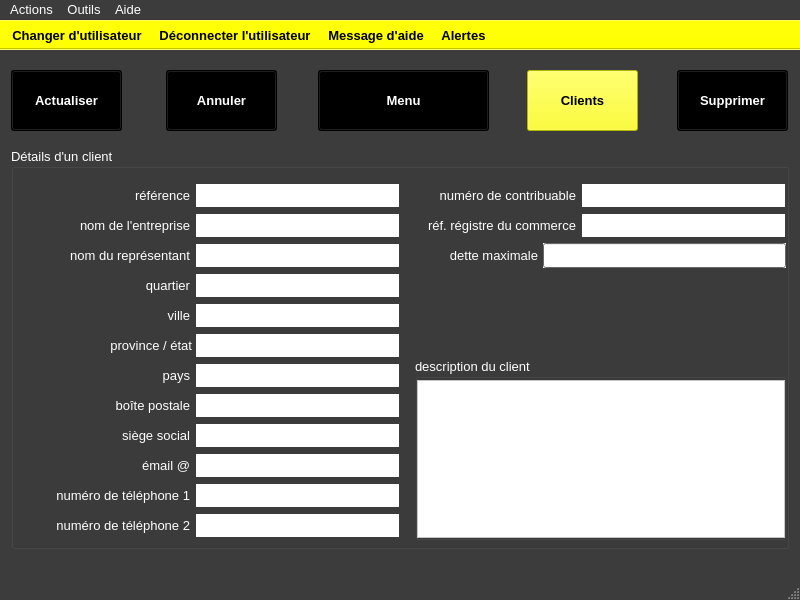
Qt form ui/yeroth-erp-modifier-compte-client-window.ui (xnoumbissinoundou/yeroth-erp-3.0) before a commit.
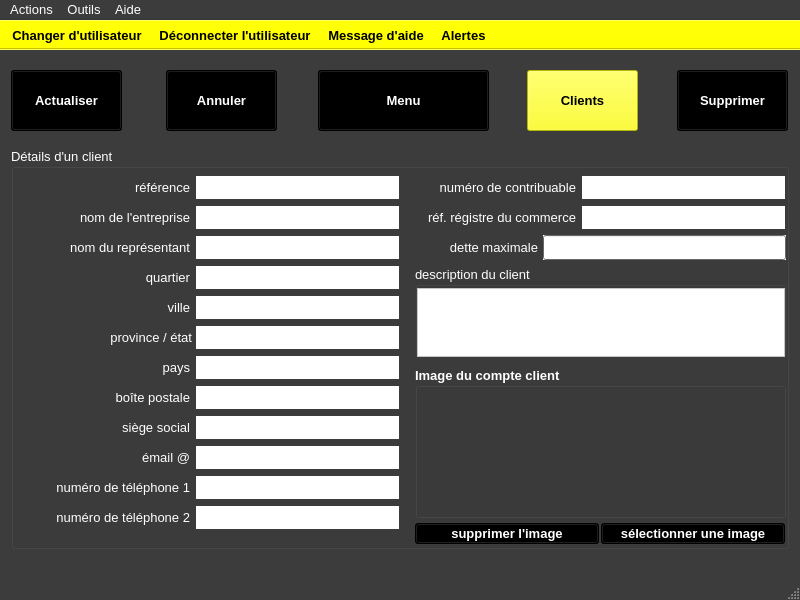
The same form after that commit. Icons and pictures are not drawn. Custom widgets are drawn as their Qt base class.

Diff of the .ui file:
```diff
--- a/ui/yeroth-erp-modifier-compte-client-window.ui
+++ b/ui/yeroth-erp-modifier-compte-client-window.ui
@@ -2612,7 +2612,7 @@
      <property name="geometry">
       <rect>
        <x>184</x>
-       <y>65</y>
+       <y>57</y>
        <width>205</width>
        <height>25</height>
       </rect>
@@ -3048,7 +3048,7 @@
      <property name="geometry">
       <rect>
        <x>8</x>
-       <y>67</y>
+       <y>59</y>
        <width>171</width>
        <height>21</height>
       </rect>
@@ -3072,7 +3072,7 @@
      <property name="geometry">
       <rect>
        <x>8</x>
-       <y>97</y>
+       <y>89</y>
        <width>171</width>
        <height>21</height>
       </rect>
@@ -3096,7 +3096,7 @@
      <property name="geometry">
       <rect>
        <x>184</x>
-       <y>95</y>
+       <y>87</y>
        <width>205</width>
        <height>25</height>
       </rect>
@@ -3532,7 +3532,7 @@
      <property name="geometry">
       <rect>
        <x>8</x>
-       <y>127</y>
+       <y>119</y>
        <width>171</width>
        <height>21</height>
       </rect>
@@ -3556,7 +3556,7 @@
      <property name="geometry">
       <rect>
        <x>58</x>
-       <y>217</y>
+       <y>209</y>
        <width>121</width>
        <height>21</height>
       </rect>
@@ -3580,7 +3580,7 @@
      <property name="geometry">
       <rect>
        <x>184</x>
-       <y>215</y>
+       <y>207</y>
        <width>205</width>
        <height>25</height>
       </rect>
@@ -4019,7 +4019,7 @@
      <property name="geometry">
       <rect>
        <x>8</x>
-       <y>157</y>
+       <y>149</y>
        <width>171</width>
        <height>21</height>
       </rect>
@@ -4043,7 +4043,7 @@
      <property name="geometry">
       <rect>
        <x>8</x>
-       <y>307</y>
+       <y>299</y>
        <width>171</width>
        <height>21</height>
       </rect>
@@ -4067,7 +4067,7 @@
      <property name="geometry">
       <rect>
        <x>8</x>
-       <y>367</y>
+       <y>359</y>
        <width>171</width>
        <height>21</height>
       </rect>
@@ -4088,7 +4088,7 @@
      <property name="geometry">
       <rect>
        <x>184</x>
-       <y>305</y>
+       <y>297</y>
        <width>205</width>
        <height>25</height>
       </rect>
@@ -4527,7 +4527,7 @@
      <property name="geometry">
       <rect>
        <x>60</x>
-       <y>187</y>
+       <y>179</y>
        <width>121</width>
        <height>21</height>
       </rect>
@@ -4551,7 +4551,7 @@
      <property name="geometry">
       <rect>
        <x>184</x>
-       <y>185</y>
+       <y>177</y>
        <width>205</width>
        <height>25</height>
       </rect>
@@ -4990,7 +4990,7 @@
      <property name="geometry">
       <rect>
        <x>184</x>
-       <y>245</y>
+       <y>237</y>
        <width>205</width>
        <height>25</height>
       </rect>
@@ -5431,7 +5431,7 @@
      <property name="geometry">
       <rect>
        <x>184</x>
-       <y>125</y>
+       <y>117</y>
        <width>205</width>
        <height>25</height>
       </rect>
@@ -5867,7 +5867,7 @@
      <property name="geometry">
       <rect>
        <x>184</x>
-       <y>155</y>
+       <y>147</y>
        <width>205</width>
        <height>25</height>
       </rect>
@@ -6306,7 +6306,7 @@
      <property name="geometry">
       <rect>
        <x>184</x>
-       <y>365</y>
+       <y>357</y>
        <width>205</width>
        <height>25</height>
       </rect>
@@ -6742,7 +6742,7 @@
      <property name="geometry">
       <rect>
        <x>8</x>
-       <y>337</y>
+       <y>329</y>
        <width>171</width>
        <height>21</height>
       </rect>
@@ -6765,7 +6765,7 @@
      <property name="geometry">
       <rect>
        <x>184</x>
-       <y>275</y>
+       <y>267</y>
        <width>205</width>
        <height>25</height>
       </rect>
@@ -7207,7 +7207,7 @@
      <property name="geometry">
       <rect>
        <x>8</x>
-       <y>277</y>
+       <y>269</y>
        <width>171</width>
        <height>21</height>
       </rect>
@@ -7231,7 +7231,7 @@
      <property name="geometry">
       <rect>
        <x>8</x>
-       <y>247</y>
+       <y>239</y>
        <width>171</width>
        <height>21</height>
       </rect>
@@ -7255,7 +7255,7 @@
      <property name="geometry">
       <rect>
        <x>570</x>
-       <y>35</y>
+       <y>27</y>
        <width>205</width>
        <height>25</height>
       </rect>
@@ -7691,7 +7691,7 @@
      <property name="geometry">
       <rect>
        <x>394</x>
-       <y>37</y>
+       <y>29</y>
        <width>171</width>
        <height>21</height>
       </rect>
@@ -7714,7 +7714,7 @@
      <property name="geometry">
       <rect>
        <x>414</x>
-       <y>97</y>
+       <y>89</y>
        <width>113</width>
        <height>21</height>
       </rect>
@@ -7740,7 +7740,7 @@
      <property name="geometry">
       <rect>
        <x>184</x>
-       <y>335</y>
+       <y>327</y>
        <width>205</width>
        <height>25</height>
       </rect>
@@ -8176,9 +8176,9 @@
      <property name="geometry">
       <rect>
        <x>404</x>
-       <y>210</y>
+       <y>118</y>
        <width>371</width>
-       <height>182</height>
+       <height>91</height>
       </rect>
      </property>
      <property name="font">
@@ -8197,7 +8197,7 @@
         <x>2</x>
         <y>22</y>
         <width>368</width>
-        <height>158</height>
+        <height>69</height>
        </rect>
       </property>
       <property name="palette">
@@ -8632,7 +8632,7 @@
      <property name="geometry">
       <rect>
        <x>8</x>
-       <y>37</y>
+       <y>29</y>
        <width>171</width>
        <height>21</height>
       </rect>
@@ -8656,7 +8656,7 @@
      <property name="geometry">
       <rect>
        <x>184</x>
-       <y>35</y>
+       <y>27</y>
        <width>205</width>
        <height>25</height>
       </rect>
@@ -9095,7 +9095,7 @@
      <property name="geometry">
       <rect>
        <x>570</x>
-       <y>65</y>
+       <y>57</y>
        <width>205</width>
        <height>25</height>
       </rect>
@@ -9582,7 +9582,7 @@
      <property name="geometry">
       <rect>
        <x>394</x>
-       <y>67</y>
+       <y>59</y>
        <width>171</width>
        <height>21</height>
       </rect>
@@ -9608,7 +9608,7 @@
      <property name="geometry">
       <rect>
        <x>532</x>
-       <y>95</y>
+       <y>87</y>
        <width>243</width>
        <height>25</height>
       </rect>
@@ -10039,6 +10039,918 @@
       <bool>true</bool>
      </property>
     </widget>
+    <widget class="QGroupBox" name="groupBox_2">
+     <property name="geometry">
+      <rect>
+       <x>404</x>
+       <y>219</y>
+       <width>371</width>
+       <height>151</height>
+      </rect>
+     </property>
+     <property name="font">
+      <font>
+       <pointsize>10</pointsize>
+       <weight>75</weight>
+       <bold>true</bold>
+      </font>
+     </property>
+     <property name="title">
+      <string>Image du compte client</string>
+     </property>
+     <widget class="QLabel" name="label_image_produit">
+      <property name="geometry">
+       <rect>
+        <x>7</x>
+        <y>26</y>
+        <width>358</width>
+        <height>119</height>
+       </rect>
+      </property>
+      <property name="text">
+       <string/>
+      </property>
+      <property name="alignment">
+       <set>Qt::AlignCenter</set>
+      </property>
+     </widget>
+    </widget>
+    <widget class="YerothPushButton" name="pushButton_selectionner_image">
+     <property name="geometry">
+      <rect>
+       <x>590</x>
+       <y>375</y>
+       <width>184</width>
+       <height>21</height>
+      </rect>
+     </property>
+     <property name="palette">
+      <palette>
+       <active>
+        <colorrole role="WindowText">
+         <brush brushstyle="SolidPattern">
+          <color alpha="255">
+           <red>255</red>
+           <green>255</green>
+           <blue>255</blue>
+          </color>
+         </brush>
+        </colorrole>
+        <colorrole role="Button">
+         <brush brushstyle="SolidPattern">
+          <color alpha="255">
+           <red>0</red>
+           <green>0</green>
+           <blue>0</blue>
+          </color>
+         </brush>
+        </colorrole>
+        <colorrole role="Light">
+         <brush brushstyle="SolidPattern">
+          <color alpha="255">
+           <red>0</red>
+           <green>0</green>
+           <blue>0</blue>
+          </color>
+         </brush>
+        </colorrole>
+        <colorrole role="Midlight">
+         <brush brushstyle="SolidPattern">
+          <color alpha="255">
+           <red>0</red>
+           <green>0</green>
+           <blue>0</blue>
+          </color>
+         </brush>
+        </colorrole>
+        <colorrole role="Dark">
+         <brush brushstyle="SolidPattern">
+          <color alpha="255">
+           <red>0</red>
+           <green>0</green>
+           <blue>0</blue>
+          </color>
+         </brush>
+        </colorrole>
+        <colorrole role="Mid">
+         <brush brushstyle="SolidPattern">
+          <color alpha="255">
+           <red>0</red>
+           <green>0</green>
+           <blue>0</blue>
+          </color>
+         </brush>
+        </colorrole>
+        <colorrole role="Text">
+         <brush brushstyle="SolidPattern">
+          <color alpha="255">
+           <red>255</red>
+           <green>255</green>
+           <blue>255</blue>
+          </color>
+         </brush>
+        </colorrole>
+        <colorrole role="BrightText">
+         <brush brushstyle="SolidPattern">
+          <color alpha="255">
+           <red>255</red>
+           <green>255</green>
+           <blue>255</blue>
+          </color>
+         </brush>
+        </colorrole>
+        <colorrole role="ButtonText">
+         <brush brushstyle="SolidPattern">
+          <color alpha="255">
+           <red>255</red>
+           <green>255</green>
+           <blue>255</blue>
+          </color>
+         </brush>
+        </colorrole>
+        <colorrole role="Base">
+         <brush brushstyle="SolidPattern">
+          <color alpha="255">
+           <red>0</red>
+           <green>0</green>
+           <blue>0</blue>
+          </color>
+         </brush>
+        </colorrole>
+        <colorrole role="Window">
+         <brush brushstyle="SolidPattern">
+          <color alpha="255">
+           <red>0</red>
+           <green>0</green>
+           <blue>0</blue>
+          </color>
+         </brush>
+        </colorrole>
+        <colorrole role="Shadow">
+         <brush brushstyle="SolidPattern">
+          <color alpha="255">
+           <red>0</red>
+           <green>0</green>
+           <blue>0</blue>
+          </color>
+         </brush>
+        </colorrole>
+        <colorrole role="AlternateBase">
+         <brush brushstyle="SolidPattern">
+          <color alpha="255">
+           <red>0</red>
+           <green>0</green>
+           <blue>0</blue>
+          </color>
+         </brush>
+        </colorrole>
+        <colorrole role="ToolTipBase">
+         <brush brushstyle="SolidPattern">
+          <color alpha="255">
+           <red>255</red>
+           <green>255</green>
+           <blue>220</blue>
+          </color>
+         </brush>
+        </colorrole>
+        <colorrole role="ToolTipText">
+         <brush brushstyle="SolidPattern">
+          <color alpha="255">
+           <red>0</red>
+           <green>0</green>
+           <blue>0</blue>
+          </color>
+         </brush>
+        </colorrole>
+       </active>
+       <inactive>
+        <colorrole role="WindowText">
+         <brush brushstyle="SolidPattern">
+          <color alpha="255">
+           <red>255</red>
+           <green>255</green>
+           <blue>255</blue>
+          </color>
+         </brush>
+        </colorrole>
+        <colorrole role="Button">
+         <brush brushstyle="SolidPattern">
+          <color alpha="255">
+           <red>0</red>
+           <green>0</green>
+           <blue>0</blue>
+          </color>
+         </brush>
+        </colorrole>
+        <colorrole role="Light">
+         <brush brushstyle="SolidPattern">
+          <color alpha="255">
+           <red>0</red>
+           <green>0</green>
+           <blue>0</blue>
+          </color>
+         </brush>
+        </colorrole>
+        <colorrole role="Midlight">
+         <brush brushstyle="SolidPattern">
+          <color alpha="255">
+           <red>0</red>
+           <green>0</green>
+           <blue>0</blue>
+          </color>
+         </brush>
+        </colorrole>
+        <colorrole role="Dark">
+         <brush brushstyle="SolidPattern">
+          <color alpha="255">
+           <red>0</red>
+           <green>0</green>
+           <blue>0</blue>
+          </color>
+         </brush>
+        </colorrole>
+        <colorrole role="Mid">
+         <brush brushstyle="SolidPattern">
+          <color alpha="255">
+           <red>0</red>
+           <green>0</green>
+           <blue>0</blue>
+          </color>
+         </brush>
+        </colorrole>
+        <colorrole role="Text">
+         <brush brushstyle="SolidPattern">
+          <color alpha="255">
+           <red>255</red>
+           <green>255</green>
+           <blue>255</blue>
+          </color>
+         </brush>
+        </colorrole>
+        <colorrole role="BrightText">
+         <brush brushstyle="SolidPattern">
+          <color alpha="255">
+           <red>255</red>
+           <green>255</green>
+           <blue>255</blue>
+          </color>
+         </brush>
+        </colorrole>
+        <colorrole role="ButtonText">
+         <brush brushstyle="SolidPattern">
+          <color alpha="255">
+           <red>255</red>
+           <green>255</green>
+           <blue>255</blue>
+          </color>
+         </brush>
+        </colorrole>
+        <colorrole role="Base">
+         <brush brushstyle="SolidPattern">
+          <color alpha="255">
+           <red>0</red>
+           <green>0</green>
+           <blue>0</blue>
+          </color>
+         </brush>
+        </colorrole>
+        <colorrole role="Window">
+         <brush brushstyle="SolidPattern">
+          <color alpha="255">
+           <red>0</red>
+           <green>0</green>
+           <blue>0</blue>
+          </color>
+         </brush>
+        </colorrole>
+        <colorrole role="Shadow">
+         <brush brushstyle="SolidPattern">
+          <color alpha="255">
+           <red>0</red>
+           <green>0</green>
+           <blue>0</blue>
+          </color>
+         </brush>
+        </colorrole>
+        <colorrole role="AlternateBase">
+         <brush brushstyle="SolidPattern">
+          <color alpha="255">
+           <red>0</red>
+           <green>0</green>
+           <blue>0</blue>
+          </color>
+         </brush>
+        </colorrole>
+        <colorrole role="ToolTipBase">
+         <brush brushstyle="SolidPattern">
+          <color alpha="255">
+           <red>255</red>
+           <green>255</green>
+           <blue>220</blue>
+          </color>
+         </brush>
+        </colorrole>
+        <colorrole role="ToolTipText">
+         <brush brushstyle="SolidPattern">
+          <color alpha="255">
+           <red>0</red>
+           <green>0</green>
+           <blue>0</blue>
+          </color>
+         </brush>
+        </colorrole>
+       </inactive>
+       <disabled>
+        <colorrole role="WindowText">
+         <brush brushstyle="SolidPattern">
+          <color alpha="255">
+           <red>0</red>
+           <green>0</green>
+           <blue>0</blue>
+          </color>
+         </brush>
+        </colorrole>
+        <colorrole role="Button">
+         <brush brushstyle="SolidPattern">
+          <color alpha="255">
+           <red>0</red>
+           <green>0</green>
+           <blue>0</blue>
+          </color>
+         </brush>
+        </colorrole>
+        <colorrole role="Light">
+         <brush brushstyle="SolidPattern">
+          <color alpha="255">
+           <red>0</red>
+           <green>0</green>
+           <blue>0</blue>
+          </color>
+         </brush>
+        </colorrole>
+        <colorrole role="Midlight">
+         <brush brushstyle="SolidPattern">
+          <color alpha="255">
+           <red>0</red>
+           <green>0</green>
+           <blue>0</blue>
+          </color>
+         </brush>
+        </colorrole>
+        <colorrole role="Dark">
+         <brush brushstyle="SolidPattern">
+          <color alpha="255">
+           <red>0</red>
+           <green>0</green>
+           <blue>0</blue>
+          </color>
+         </brush>
+        </colorrole>
+        <colorrole role="Mid">
+         <brush brushstyle="SolidPattern">
+          <color alpha="255">
+           <red>0</red>
+           <green>0</green>
+           <blue>0</blue>
+          </color>
+         </brush>
+        </colorrole>
+        <colorrole role="Text">
+         <brush brushstyle="SolidPattern">
+          <color alpha="255">
+           <red>0</red>
+           <green>0</green>
+           <blue>0</blue>
+          </color>
+         </brush>
+        </colorrole>
+        <colorrole role="BrightText">
+         <brush brushstyle="SolidPattern">
+          <color alpha="255">
+           <red>255</red>
+           <green>255</green>
+           <blue>255</blue>
+          </color>
+         </brush>
+        </colorrole>
+        <colorrole role="ButtonText">
+         <brush brushstyle="SolidPattern">
+          <color alpha="255">
+           <red>0</red>
+           <green>0</green>
+           <blue>0</blue>
+          </color>
+         </brush>
+        </colorrole>
+        <colorrole role="Base">
+         <brush brushstyle="SolidPattern">
+          <color alpha="255">
+           <red>0</red>
+           <green>0</green>
+           <blue>0</blue>
+          </color>
+         </brush>
+        </colorrole>
+        <colorrole role="Window">
+         <brush brushstyle="SolidPattern">
+          <color alpha="255">
+           <red>0</red>
+           <green>0</green>
+           <blue>0</blue>
+          </color>
+         </brush>
+        </colorrole>
+        <colorrole role="Shadow">
+         <brush brushstyle="SolidPattern">
+          <color alpha="255">
+           <red>0</red>
+           <green>0</green>
+           <blue>0</blue>
+          </color>
+         </brush>
+        </colorrole>
+        <colorrole role="AlternateBase">
+         <brush brushstyle="SolidPattern">
+          <color alpha="255">
+           <red>0</red>
+           <green>0</green>
+           <blue>0</blue>
+          </color>
+         </brush>
+        </colorrole>
+        <colorrole role="ToolTipBase">
+         <brush brushstyle="SolidPattern">
+          <color alpha="255">
+           <red>255</red>
+           <green>255</green>
+           <blue>220</blue>
+          </color>
+         </brush>
+        </colorrole>
+        <colorrole role="ToolTipText">
+         <brush brushstyle="SolidPattern">
+          <color alpha="255">
+           <red>0</red>
+           <green>0</green>
+           <blue>0</blue>
+          </color>
+         </brush>
+        </colorrole>
+       </disabled>
+      </palette>
+     </property>
+     <property name="font">
+      <font>
+       <pointsize>10</pointsize>
+       <weight>75</weight>
+       <bold>true</bold>
+      </font>
+     </property>
+     <property name="toolTip">
+      <string>Poursuivre avec la vente</string>
+     </property>
+     <property name="text">
+      <string>sélectionner une image</string>
+     </property>
+    </widget>
+    <widget class="YerothPushButton" name="pushButton_supprimer_limage_du_stock">
+     <property name="geometry">
+      <rect>
+       <x>404</x>
+       <y>375</y>
+       <width>184</width>
+       <height>21</height>
+      </rect>
+     </property>
+     <property name="palette">
+      <palette>
+       <active>
+        <colorrole role="WindowText">
+         <brush brushstyle="SolidPattern">
+          <color alpha="255">
+           <red>255</red>
+           <green>255</green>
+           <blue>255</blue>
+          </color>
+         </brush>
+        </colorrole>
+        <colorrole role="Button">
+         <brush brushstyle="SolidPattern">
+          <color alpha="255">
+           <red>0</red>
+           <green>0</green>
+           <blue>0</blue>
+          </color>
+         </brush>
+        </colorrole>
+        <colorrole role="Light">
+         <brush brushstyle="SolidPattern">
+          <color alpha="255">
+           <red>0</red>
+           <green>0</green>
+           <blue>0</blue>
+          </color>
+         </brush>
+        </colorrole>
+        <colorrole role="Midlight">
+         <brush brushstyle="SolidPattern">
+          <color alpha="255">
+           <red>0</red>
+           <green>0</green>
+           <blue>0</blue>
+          </color>
+         </brush>
+        </colorrole>
+        <colorrole role="Dark">
+         <brush brushstyle="SolidPattern">
+          <color alpha="255">
+           <red>0</red>
+           <green>0</green>
+           <blue>0</blue>
+          </color>
+         </brush>
+        </colorrole>
+        <colorrole role="Mid">
+         <brush brushstyle="SolidPattern">
+          <color alpha="255">
+           <red>0</red>
+           <green>0</green>
+           <blue>0</blue>
+          </color>
+         </brush>
+        </colorrole>
+        <colorrole role="Text">
+         <brush brushstyle="SolidPattern">
+          <color alpha="255">
+           <red>255</red>
+           <green>255</green>
+           <blue>255</blue>
+          </color>
+         </brush>
+        </colorrole>
+        <colorrole role="BrightText">
+         <brush brushstyle="SolidPattern">
+          <color alpha="255">
+           <red>255</red>
+           <green>255</green>
+           <blue>255</blue>
+          </color>
+         </brush>
+        </colorrole>
+        <colorrole role="ButtonText">
+         <brush brushstyle="SolidPattern">
+          <color alpha="255">
+           <red>255</red>
+           <green>255</green>
+           <blue>255</blue>
+          </color>
+         </brush>
+        </colorrole>
+        <colorrole role="Base">
+         <brush brushstyle="SolidPattern">
+          <color alpha="255">
+           <red>0</red>
+           <green>0</green>
+           <blue>0</blue>
+          </color>
+         </brush>
+        </colorrole>
+        <colorrole role="Window">
+         <brush brushstyle="SolidPattern">
+          <color alpha="255">
+           <red>0</red>
+           <green>0</green>
+           <blue>0</blue>
+          </color>
+         </brush>
+        </colorrole>
+        <colorrole role="Shadow">
+         <brush brushstyle="SolidPattern">
+          <color alpha="255">
+           <red>0</red>
+           <green>0</green>
+           <blue>0</blue>
+          </color>
+         </brush>
+        </colorrole>
+        <colorrole role="AlternateBase">
+         <brush brushstyle="SolidPattern">
+          <color alpha="255">
+           <red>0</red>
+           <green>0</green>
+           <blue>0</blue>
+          </color>
+         </brush>
+        </colorrole>
+        <colorrole role="ToolTipBase">
+         <brush brushstyle="SolidPattern">
+          <color alpha="255">
+           <red>255</red>
+           <green>255</green>
+           <blue>220</blue>
+          </color>
+         </brush>
+        </colorrole>
+        <colorrole role="ToolTipText">
+         <brush brushstyle="SolidPattern">
+          <color alpha="255">
+           <red>0</red>
+           <green>0</green>
+           <blue>0</blue>
+          </color>
+         </brush>
+        </colorrole>
+       </active>
+       <inactive>
+        <colorrole role="WindowText">
+         <brush brushstyle="SolidPattern">
+          <color alpha="255">
+           <red>255</red>
+           <green>255</green>
+           <blue>255</blue>
+          </color>
+         </brush>
+        </colorrole>
+        <colorrole role="Button">
+         <brush brushstyle="SolidPattern">
+          <color alpha="255">
+           <red>0</red>
+           <green>0</green>
+           <blue>0</blue>
+          </color>
+         </brush>
+        </colorrole>
+        <colorrole role="Light">
+         <brush brushstyle="SolidPattern">
+          <color alpha="255">
+           <red>0</red>
+           <green>0</green>
+           <blue>0</blue>
+          </color>
+         </brush>
+        </colorrole>
+        <colorrole role="Midlight">
+         <brush brushstyle="SolidPattern">
+          <color alpha="255">
+           <red>0</red>
+           <green>0</green>
+           <blue>0</blue>
+          </color>
+         </brush>
+        </colorrole>
+        <colorrole role="Dark">
+         <brush brushstyle="SolidPattern">
+          <color alpha="255">
+           <red>0</red>
+           <green>0</green>
+           <blue>0</blue>
+          </color>
+         </brush>
+        </colorrole>
+        <colorrole role="Mid">
+         <brush brushstyle="SolidPattern">
+          <color alpha="255">
+           <red>0</red>
+           <green>0</green>
+           <blue>0</blue>
+          </color>
+         </brush>
+        </colorrole>
+        <colorrole role="Text">
+         <brush brushstyle="SolidPattern">
+          <color alpha="255">
+           <red>255</red>
+           <green>255</green>
+           <blue>255</blue>
+          </color>
+         </brush>
+        </colorrole>
+        <colorrole role="BrightText">
+         <brush brushstyle="SolidPattern">
+          <color alpha="255">
+           <red>255</red>
+           <green>255</green>
+           <blue>255</blue>
+          </color>
+         </brush>
+        </colorrole>
+        <colorrole role="ButtonText">
+         <brush brushstyle="SolidPattern">
+          <color alpha="255">
+           <red>255</red>
+           <green>255</green>
+           <blue>255</blue>
+          </color>
+         </brush>
+        </colorrole>
+        <colorrole role="Base">
+         <brush brushstyle="SolidPattern">
+          <color alpha="255">
+           <red>0</red>
+           <green>0</green>
+           <blue>0</blue>
+          </color>
+         </brush>
+        </colorrole>
+        <colorrole role="Window">
+         <brush brushstyle="SolidPattern">
+          <color alpha="255">
+           <red>0</red>
+           <green>0</green>
+           <blue>0</blue>
+          </color>
+         </brush>
+        </colorrole>
+        <colorrole role="Shadow">
+         <brush brushstyle="SolidPattern">
+          <color alpha="255">
+           <red>0</red>
+           <green>0</green>
+           <blue>0</blue>
+          </color>
+         </brush>
+        </colorrole>
+        <colorrole role="AlternateBase">
+         <brush brushstyle="SolidPattern">
+          <color alpha="255">
+           <red>0</red>
+           <green>0</green>
+           <blue>0</blue>
+          </color>
+         </brush>
+        </colorrole>
+        <colorrole role="ToolTipBase">
+         <brush brushstyle="SolidPattern">
+          <color alpha="255">
+           <red>255</red>
+           <green>255</green>
+           <blue>220</blue>
+          </color>
+         </brush>
+        </colorrole>
+        <colorrole role="ToolTipText">
+         <brush brushstyle="SolidPattern">
+          <color alpha="255">
+           <red>0</red>
+           <green>0</green>
+           <blue>0</blue>
+          </color>
+         </brush>
+        </colorrole>
+       </inactive>
+       <disabled>
+        <colorrole role="WindowText">
+         <brush brushstyle="SolidPattern">
+          <color alpha="255">
+           <red>0</red>
+           <green>0</green>
+           <blue>0</blue>
+          </color>
+         </brush>
+        </colorrole>
+        <colorrole role="Button">
+         <brush brushstyle="SolidPattern">
+          <color alpha="255">
+           <red>0</red>
+           <green>0</green>
+           <blue>0</blue>
+          </color>
+         </brush>
+        </colorrole>
+        <colorrole role="Light">
+         <brush brushstyle="SolidPattern">
+          <color alpha="255">
+           <red>0</red>
+           <green>0</green>
+           <blue>0</blue>
+          </color>
+         </brush>
+        </colorrole>
+        <colorrole role="Midlight">
+         <brush brushstyle="SolidPattern">
+          <color alpha="255">
+           <red>0</red>
+           <green>0</green>
+           <blue>0</blue>
+          </color>
+         </brush>
+        </colorrole>
+        <colorrole role="Dark">
+         <brush brushstyle="SolidPattern">
+          <color alpha="255">
+           <red>0</red>
+           <green>0</green>
+           <blue>0</blue>
+          </color>
+         </brush>
+        </colorrole>
+        <colorrole role="Mid">
+         <brush brushstyle="SolidPattern">
+          <color alpha="255">
+           <red>0</red>
+           <green>0</green>
+           <blue>0</blue>
+          </color>
+         </brush>
+        </colorrole>
+        <colorrole role="Text">
+         <brush brushstyle="SolidPattern">
+          <color alpha="255">
+           <red>0</red>
+           <green>0</green>
+           <blue>0</blue>
+          </color>
+         </brush>
+        </colorrole>
+        <colorrole role="BrightText">
+         <brush brushstyle="SolidPattern">
+          <color alpha="255">
+           <red>255</red>
+           <green>255</green>
+           <blue>255</blue>
+          </color>
+         </brush>
+        </colorrole>
+        <colorrole role="ButtonText">
+         <brush brushstyle="SolidPattern">
+          <color alpha="255">
+           <red>0</red>
+           <green>0</green>
+           <blue>0</blue>
+          </color>
+         </brush>
+        </colorrole>
+        <colorrole role="Base">
+         <brush brushstyle="SolidPattern">
+          <color alpha="255">
+           <red>0</red>
+           <green>0</green>
+           <blue>0</blue>
+          </color>
+         </brush>
+        </colorrole>
+        <colorrole role="Window">
+         <brush brushstyle="SolidPattern">
+          <color alpha="255">
+           <red>0</red>
+           <green>0</green>
+           <blue>0</blue>
+          </color>
+         </brush>
+        </colorrole>
+        <colorrole role="Shadow">
+         <brush brushstyle="SolidPattern">
+          <color alpha="255">
+           <red>0</red>
+           <green>0</green>
+           <blue>0</blue>
+          </color>
+         </brush>
+        </colorrole>
+        <colorrole role="AlternateBase">
+         <brush brushstyle="SolidPattern">
+          <color alpha="255">
+           <red>0</red>
+           <green>0</green>
+           <blue>0</blue>
+          </color>
+         </brush>
+        </colorrole>
+        <colorrole role="ToolTipBase">
+         <brush brushstyle="SolidPattern">
+          <color alpha="255">
+           <red>255</red>
+           <green>255</green>
+           <blue>220</blue>
+          </color>
+         </brush>
+        </colorrole>
+        <colorrole role="ToolTipText">
+         <brush brushstyle="SolidPattern">
+          <color alpha="255">
+           <red>0</red>
+           <green>0</green>
+           <blue>0</blue>
+          </color>
+         </brush>
+        </colorrole>
+       </disabled>
+      </palette>
+     </property>
+     <property name="font">
+      <font>
+       <pointsize>10</pointsize>
+       <weight>75</weight>
+       <bold>true</bold>
+      </font>
+     </property>
+     <property name="toolTip">
+      <string>Poursuivre avec la vente</string>
+     </property>
+     <property name="text">
+      <string>supprimer l'image</string>
+     </property>
+    </widget>
    </widget>
    <widget class="YerothPushButton" name="pushButton_clients">
     <property name="enabled">
```
